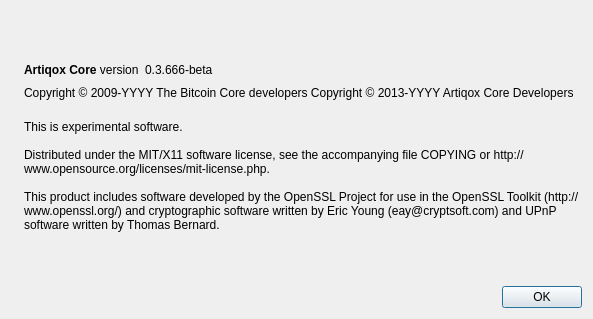
First picture: the form in src/qt/forms/aboutdialog.ui, repository artiqox/artiqox, before the edit.
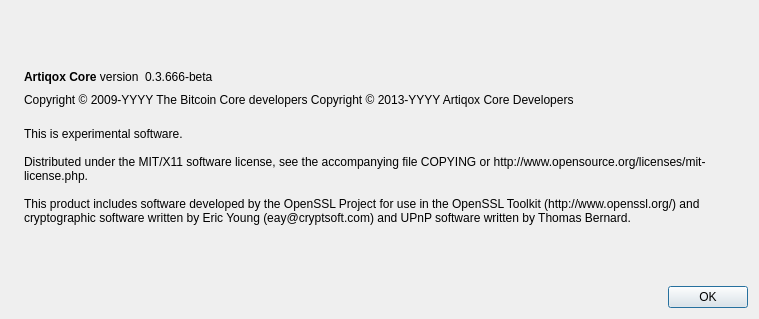
Second picture: the form after the edit. Icons and pictures are not drawn.

```diff
--- a/src/qt/forms/aboutdialog.ui
+++ b/src/qt/forms/aboutdialog.ui
@@ -6,7 +6,7 @@
    <rect>
     <x>0</x>
     <y>0</y>
-    <width>593</width>
+    <width>759</width>
     <height>319</height>
    </rect>
   </property>
```
Left out of the diff: 2 changed lines with no effect on the pictures.
